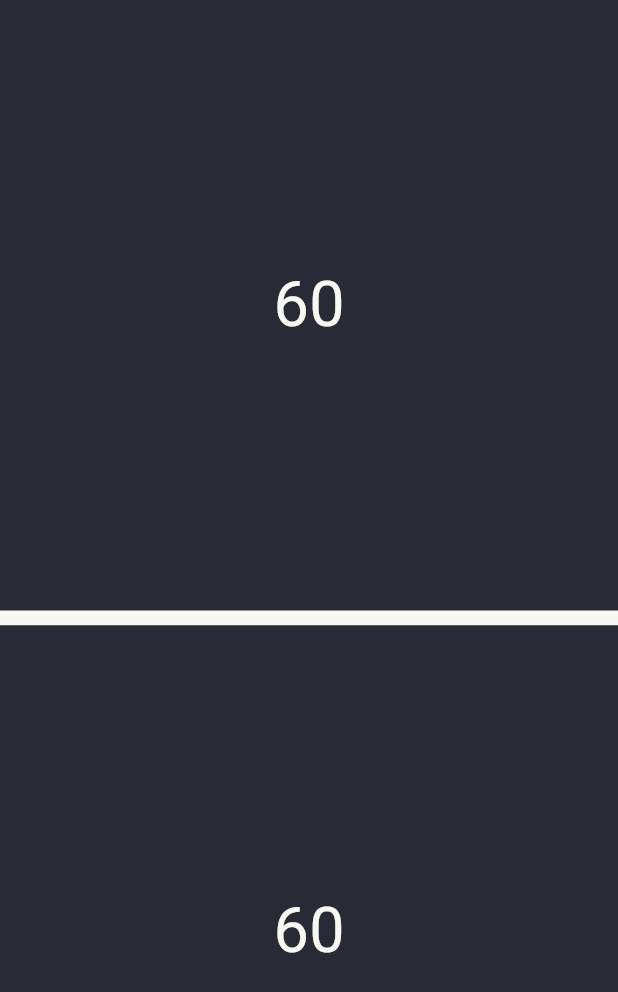
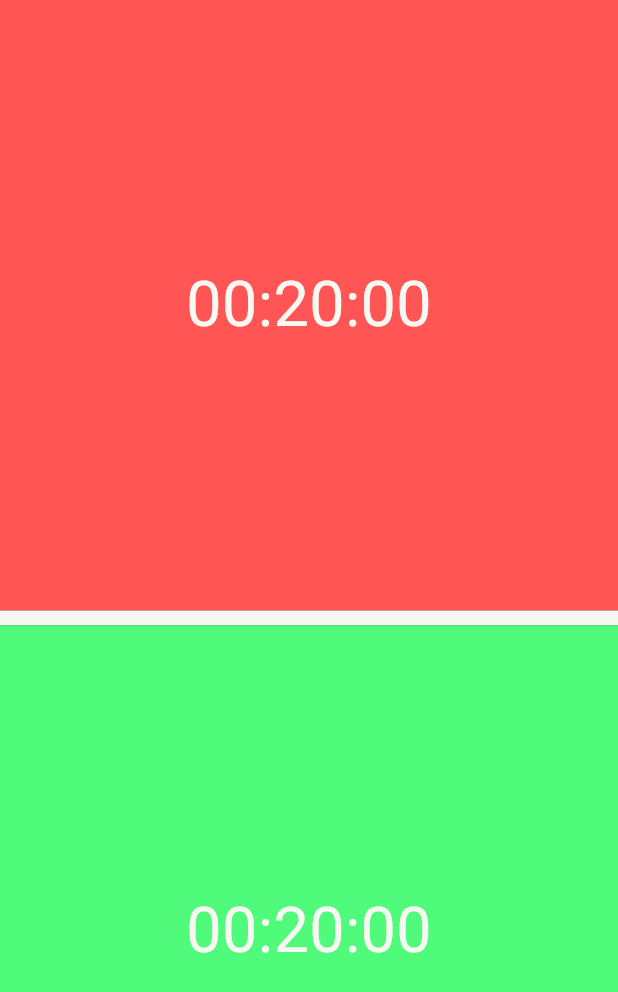
Before and after one commit to viniciusdias2902/chess_clock_app, a Flutter app: the screen it shows after launch, on a phone screen of 412 x 824 dp. Shown: the top 992 px of the screen. Run offline on Flutter 3.47's test engine with Material 3 defaults, Android fonts, the light colour scheme and no system bars.

Commit message:
feat(chess_clock.dart, clock.dart): Improves clock logic. Adds hours, minutes and seconds

```diff
--- a/lib/chess_clock.dart
+++ /dev/null
@@ -1,114 +0,0 @@
-import 'dart:async';
-
-import 'package:flutter/material.dart';
-
-class ChessClock extends StatefulWidget {
-  const ChessClock({super.key});
-  @override
-  State<ChessClock> createState() => _ChessClockState();
-}
-
-class _ChessClockState extends State<ChessClock> {
-  int _timerOneCount = 60;
-  int _timerTwoCount = 60;
-  Timer? _activeTimer;
-  bool isPlayerOneTurn = true;
-
-  Color backgroundColorPlayerOne = Color.fromARGB(255, 40, 42, 54);
-  Color backgroundColorPlayerTwo = Color.fromARGB(255, 40, 42, 54);
-
-  void switchPlayer() {
-    setState(() {
-      isPlayerOneTurn = !isPlayerOneTurn;
-    });
-    startTimer();
-  }
-
-  void startTimer() {
-    _activeTimer?.cancel();
-    _activeTimer = Timer.periodic(Duration(seconds: 1), (timer) {
-      setState(() {
-        if (!isPlayerOneTurn) {
-          if (_timerOneCount > 0) {
-            _timerOneCount--;
-            backgroundColorPlayerOne = Color.fromARGB(255, 80, 250, 123);
-            backgroundColorPlayerTwo = Color.fromARGB(255, 255, 85, 85);
-          } else {
-            timer.cancel();
-          }
-        } else {
-          if (_timerTwoCount > 0) {
-            _timerTwoCount--;
-            backgroundColorPlayerTwo = Color.fromARGB(255, 80, 250, 123);
-            backgroundColorPlayerOne = Color.fromARGB(255, 255, 85, 85);
-          } else {
-            timer.cancel();
-          }
-        }
-      });
-    });
-  }
-
-  void resetTimers() {
-    setState(() {
-      _timerOneCount = 60;
-      _timerTwoCount = 60;
-      isPlayerOneTurn = true;
-      _activeTimer?.cancel();
-    });
-  }
-
-  @override
-  Widget build(BuildContext context) {
-    return Scaffold(
-      backgroundColor: Color.fromARGB(255, 40, 42, 54),
-      body: Column(
-        children: [
-          Expanded(
-            child: AnimatedContainer(
-              duration: Duration(milliseconds: 500),
-              curve: Curves.easeInOut,
-              color: backgroundColorPlayerOne,
-              child: Center(
-                child: GestureDetector(
-                  onTap: isPlayerOneTurn ? switchPlayer : null,
-                  child: Text(
-                    _timerOneCount.toString(),
-                    style: TextStyle(
-                      color: Color.fromARGB(255, 248, 248, 242),
-                      fontSize: 42,
-                    ),
-                  ),
-                ),
-              ),
-            ),
-          ),
-          Divider(
-            height: 10,
-            thickness: 10,
-            color: Color.fromARGB(255, 248, 248, 242),
-          ),
-          Expanded(
-            child: AnimatedContainer(
-              duration: Duration(milliseconds: 500),
-              curve: Curves.easeInOut,
-              color: backgroundColorPlayerTwo,
-              child: Center(
-                child: GestureDetector(
-                  onTap: isPlayerOneTurn ? null : switchPlayer,
-                  child: Text(
-                    _timerTwoCount.toString(),
-                    style: TextStyle(
-                      color: Color.fromARGB(255, 248, 248, 242),
-                      fontSize: 42,
-                    ),
-                  ),
-                ),
-              ),
-            ),
-          ),
-        ],
-      ),
-    );
-  }
-}
--- a/lib/main.dart
+++ b/lib/main.dart
@@ -1,4 +1,4 @@
-import 'package:chess_clock_app/chess_clock.dart';
+import 'package:chess_clock_app/widgets/chess_clock.dart';
 import 'package:flutter/material.dart';
 
 void main() {
--- a/lib/models/time.dart
+++ b/lib/models/time.dart
@@ -3,4 +3,8 @@ class Time {
   int hours;
   int minutes;
   int seconds;
+  @override
+  String toString() {
+    return '${hours.toString().padLeft(2, '0')}:${minutes.toString().padLeft(2, '0')}:${seconds.toString().padLeft(2, '0')}';
+  }
 }
--- /dev/null
+++ b/lib/widgets/chess_clock.dart
@@ -0,0 +1,95 @@
+import 'dart:async';
+
+import 'package:chess_clock_app/models/time.dart';
+import 'package:chess_clock_app/widgets/clock.dart';
+import 'package:flutter/material.dart';
+
+class ChessClock extends StatefulWidget {
+  const ChessClock({super.key});
+  @override
+  State<ChessClock> createState() => _ChessClockState();
+}
+
+class _ChessClockState extends State<ChessClock> {
+  final _timePlayerOne = Time(hours: 0, minutes: 20, seconds: 0);
+  final _timePlayerTwo = Time(hours: 0, minutes: 20, seconds: 0);
+  Timer? _activeTimer;
+  bool isPlayerOneTurn = true;
+
+  Color backgroundColorPlayerOne = Color.fromARGB(255, 40, 42, 54);
+  Color backgroundColorPlayerTwo = Color.fromARGB(255, 40, 42, 54);
+
+  void switchPlayer() {
+    setState(() {
+      isPlayerOneTurn = !isPlayerOneTurn;
+    });
+    startTimer();
+  }
+
+  void startTimer() {
+    _activeTimer?.cancel();
+    _activeTimer = Timer.periodic(Duration(seconds: 1), (timer) {
+      setState(() {
+        if (!isPlayerOneTurn) {
+          validateAndUpdateTimer(_timePlayerOne, timer);
+        } else {
+          validateAndUpdateTimer(_timePlayerTwo, timer);
+        }
+      });
+    });
+  }
+
+  void validateAndUpdateTimer(Time time, Timer timer) {
+    if (time.hours > 0 || time.minutes > 0 || time.seconds > 0) {
+      modifyTime(time);
+    } else {
+      timer.cancel();
+    }
+  }
+
+  void modifyTime(Time time) {
+    if (time.hours > 0 || time.minutes > 0 || time.seconds > 0) {
+      if (time.seconds > 0) {
+        time.seconds--;
+      }
+      if (time.seconds == 0 && time.minutes > 0) {
+        time.seconds = 60;
+        time.minutes--;
+      }
+      if (time.minutes == 0 && time.hours > 0) {
+        time.minutes = 60;
+        time.hours--;
+      }
+    }
+  }
+
+  @override
+  Widget build(BuildContext context) {
+    return Scaffold(
+      backgroundColor: Color.fromARGB(255, 40, 42, 54),
+      body: Column(
+        children: [
+          Expanded(
+            child: Clock(
+              time: _timePlayerOne,
+              isPlayerOneTurn: isPlayerOneTurn,
+              onTap: switchPlayer,
+            ),
+          ),
+          Divider(
+            height: 10,
+            thickness: 10,
+            color: Color.fromARGB(255, 248, 248, 242),
+          ),
+          Expanded(
+            child: Clock(
+              time: _timePlayerTwo,
+              isPlayerOneTurn: !isPlayerOneTurn,
+              onTap: switchPlayer,
+            ),
+          ),
+        ],
+      ),
+    );
+  }
+}
--- /dev/null
+++ b/lib/widgets/clock.dart
@@ -0,0 +1,37 @@
+import 'package:chess_clock_app/models/time.dart';
+import 'package:flutter/material.dart';
+
+class Clock extends StatelessWidget {
+  const Clock({
+    required this.time,
+    required this.isPlayerOneTurn,
+    required this.onTap,
+    super.key,
+  });
+  final Time time;
+  final VoidCallback onTap;
+  final bool isPlayerOneTurn;
+  @override
+  Widget build(BuildContext context) {
+    return AnimatedContainer(
+      duration: Duration(milliseconds: 500),
+      curve: Curves.easeInOut,
+      color:
+          isPlayerOneTurn
+              ? Color.fromARGB(255, 255, 85, 85)
+              : Color.fromARGB(255, 80, 250, 123),
+      child: Center(
+        child: GestureDetector(
+          onTap: isPlayerOneTurn ? onTap : null,
+          child: Text(
+            time.toString(),
+            style: TextStyle(
+              color: Color.fromARGB(255, 248, 248, 242),
+              fontSize: 42,
+            ),
+          ),
+        ),
+      ),
+    );
+  }
+}
```
